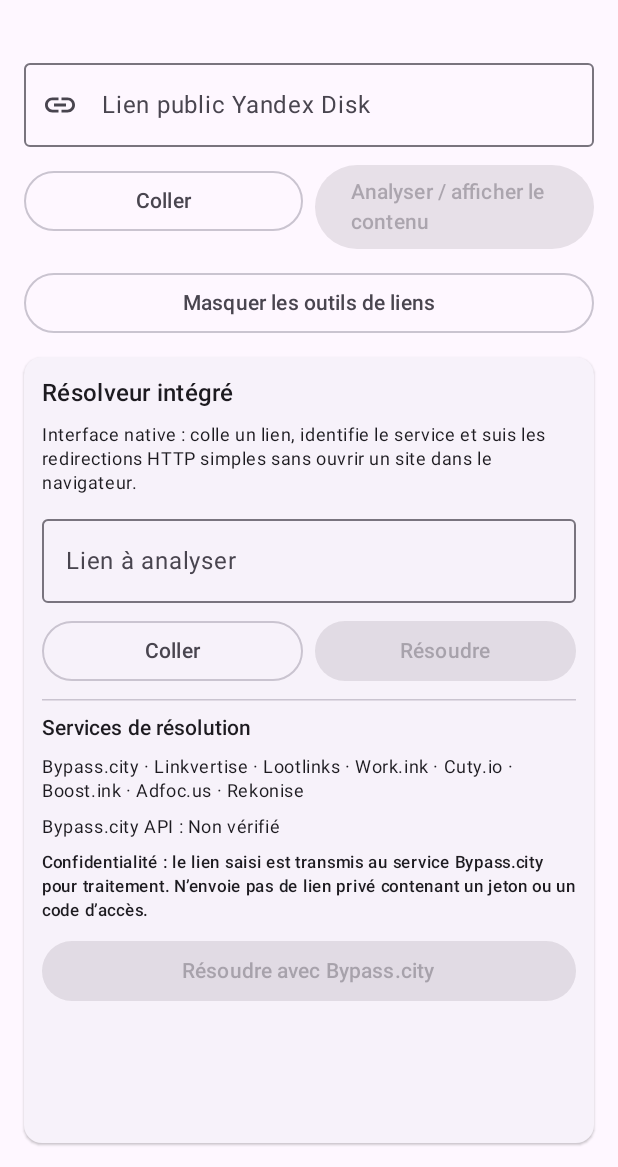
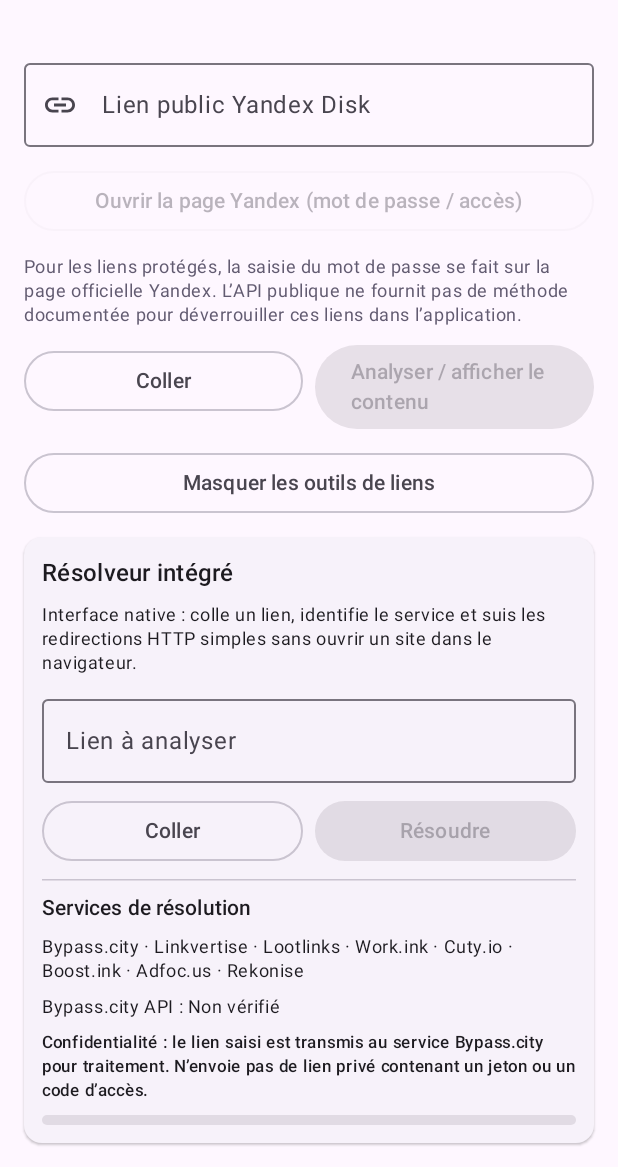
Before and after one commit to nul353000-tech/YandexDown-Android, an Android app built with Jetpack Compose: the screen it shows after launch (MainActivity), on a phone screen of 412 x 824 dp, the part 69-1236 px from its top. Run offline under Robolectric (Android 15) with nearby library versions, the phone set to English and light mode, and no system bars; 1 statement that could not run was skipped.

Commit message:
Add official Yandex page fallback for protected links

```diff
--- a/app/src/main/java/fr/yandexdown/MainActivity.kt
+++ b/app/src/main/java/fr/yandexdown/MainActivity.kt
@@ -376,6 +376,24 @@ fun YandexDownScreen(context: Context, initialLink: String = "", clipboardLink:
                     label = { Text("Lien public Yandex Disk") },
                     leadingIcon = { Icon(Icons.Default.Link, null) },
                     singleLine = true
+                )
+                OutlinedButton(
+                    onClick = {
+                        val target = link.trim()
+                        if (isYandexLink(target)) {
+                            context.startActivity(Intent(Intent.ACTION_VIEW, Uri.parse(target)))
+                            status = "Page Yandex ouverte : saisis le mot de passe fourni par le propriétaire si nécessaire."
+                        } else {
+                            status = "Entre d’abord un lien Yandex Disk valide."
+                        }
+                    },
+                    enabled = link.isNotBlank() && isYandexLink(link.trim()),
+                    modifier = Modifier.fillMaxWidth()
+                ) { Text("Ouvrir la page Yandex (mot de passe / accès)") }
+                Text(
+                    "Pour les liens protégés, la saisie du mot de passe se fait sur la page officielle Yandex. L’API publique ne fournit pas de méthode documentée pour déverrouiller ces liens dans l’application.",
+                    style = MaterialTheme.typography.bodySmall,
+                    color = MaterialTheme.colorScheme.secondary
                 )
                 Row(Modifier.fillMaxWidth(), horizontalArrangement = Arrangement.spacedBy(8.dp)) {
                     OutlinedButton(
```
